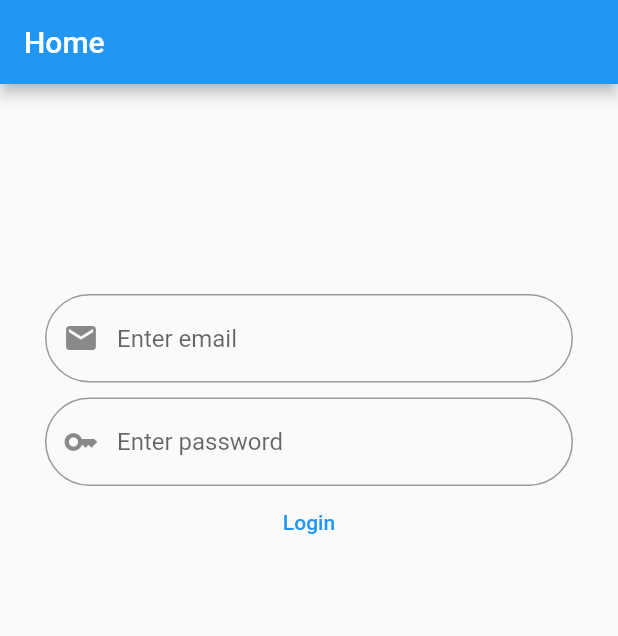
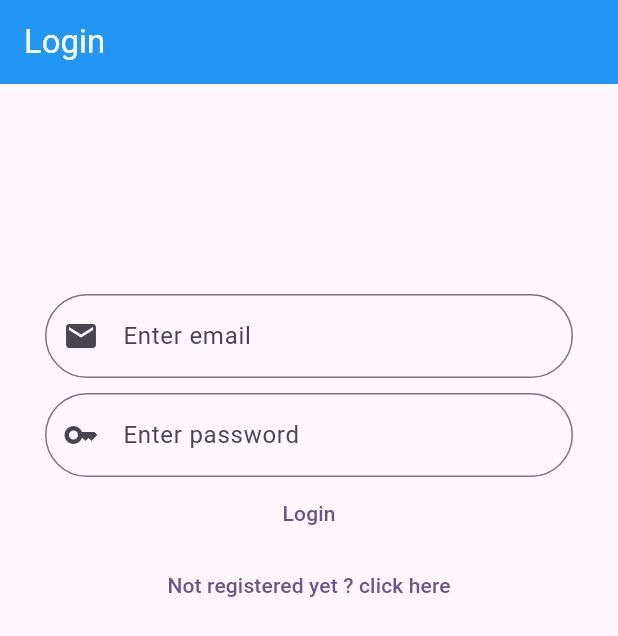
Before and after one commit to ssalma2002/MyNotes, a Flutter app: the screen it shows after launch, after a tap on "Login", on a phone screen of 412 x 824 dp. Shown: the top 636 px of the screen. Run offline on Flutter 3.47's test engine with Material 2 defaults, Android fonts, the phone set to English and light mode, and no system bars; our stand-ins replace firebase_auth, firebase_core; accounts and stored records are empty; network calls fail.

Commit message:
routes between login view and register view

```diff
--- a/lib/main.dart
+++ b/lib/main.dart
@@ -2,6 +2,8 @@ import 'package:firebase_auth/firebase_auth.dart';
 import 'package:firebase_core/firebase_core.dart';
 import 'package:flutter/material.dart';
 import 'package:untitled/views/LoginView.dart';
+import 'package:untitled/views/RegisterView.dart';
+import 'package:untitled/views/Verify_Email.dart';
 
 import 'firebase_options.dart';
 void main() {
@@ -13,6 +15,10 @@ void main() {
   useMaterial3: true,
   ),
   home: const HomePage(),
+    routes: {
+      '/login/':(context)=> const LoginView(),
+      '/register/':(context)=> const RegisterView(),
+    },
   ),);
 }
 class HomePage extends StatelessWidget {
@@ -20,19 +26,26 @@ class HomePage extends StatelessWidget {
 
   @override
   Widget build(BuildContext context) {
-    return MaterialApp(
-      home: Scaffold(
-
-        appBar: AppBar(
-          title: const Text('Home'),
-        ),
-
-        body: FutureBuilder(
+    return FutureBuilder(
       future: Firebase.initializeApp( options: DefaultFirebaseOptions.currentPlatform,),
       builder: (context, snapshot) {
         switch (snapshot.connectionState){
           case ConnectionState.done:
-                // final user= FirebaseAuth.instance.currentUser;
+          final user= FirebaseAuth.instance.currentUser;
+          if(user !=null)
+            {
+              if(user.emailVerified)
+                {
+                  print('Email is verified ');
+                }
+              else {
+                return const VerifyEmail();
+              }
+            }
+          else {
+            return const LoginView();
+          }
+          return const Text('Done');
           // final emailVerified = user?.emailVerified ?? false;
           // if (emailVerified){
           //   print('Email is verified');}
@@ -42,34 +55,10 @@ class HomePage extends StatelessWidget {
           // return const Text('DONE');
             return const LoginView();
           default:
-                return const Text('Loading');
+            return const CircularProgressIndicator();
         }
       },
 
-        ),
-      ),
     );
   }
 }
-class VerifyEmail extends StatefulWidget {
-  const VerifyEmail({super.key});
-
-  @override
-  State<VerifyEmail> createState() => _VerifyEmailState();
-}
-
-class _VerifyEmailState extends State<VerifyEmail> {
-  @override
-  Widget build(BuildContext context) {
-    return Column(
-      children: [
-        const Text('Please verify your email address:'),
-        TextButton(onPressed: ()async{
-          final user = FirebaseAuth.instance.currentUser;
-          await user?.sendEmailVerification();
-        }, child: const Text('Send email verification'),)
-      ],
-    );
-
-  }
-}
--- a/lib/views/LoginView.dart
+++ b/lib/views/LoginView.dart
@@ -1,8 +1,7 @@
 import 'package:firebase_auth/firebase_auth.dart';
-import 'package:firebase_core/firebase_core.dart';
 import 'package:flutter/cupertino.dart';
 import 'package:flutter/material.dart';
-import '../firebase_options.dart';
+
 
 class LoginView extends StatefulWidget {
   const LoginView({super.key});
@@ -28,8 +27,9 @@ class _LoginViewState extends State<LoginView> {
   }
   @override
   Widget build(BuildContext context) {
-    return SingleChildScrollView(
-      child: Column(
+    return Scaffold(
+      appBar: AppBar(title: const Text('Login',style: TextStyle(color: Colors.white),),backgroundColor: Colors.blue,),
+      body: Column(
         children: [
           Container(
             height: 130,
@@ -68,10 +68,13 @@ class _LoginViewState extends State<LoginView> {
                 print('User not found');
                 print(e.code);
               }
-
             }
           },child: const Text('Login'),),
-        ],
+        TextButton(
+            onPressed: (){
+              Navigator.of(context).pushNamedAndRemoveUntil('/register/', (route) => false);
+
+        }, child: const Text('Not registered yet ? click here'))],
       ),
     );
   }
--- a/lib/views/RegisterView.dart
+++ b/lib/views/RegisterView.dart
@@ -28,8 +28,10 @@ class _RegisterViewState extends State<RegisterView> {
   }
   @override
   Widget build(BuildContext context) {
-    return SingleChildScrollView(
-      child: Column(
+    return
+            Scaffold(
+            appBar: AppBar(title: const Text('Register',style: TextStyle(color: Colors.white),),backgroundColor: Colors.blue,),
+            body: Column(
               children: [
                 Container(
                   height: 130,
@@ -63,7 +65,9 @@ class _RegisterViewState extends State<RegisterView> {
                   print(userCredential);} catch(e)
                   {}
                 },child: const Text('Register'),),
-
+                TextButton(onPressed: (){
+                  Navigator.of(context).pushNamedAndRemoveUntil('/login/', (route) => false);
+                }, child: Text('Already registered ? click here'))
               ],
             ),
         );
```
Also changed, not shown: lib/views/Verify_Email.dart (added, +29 -0 lines). Lines whose indentation alone changed are shown as unchanged.
